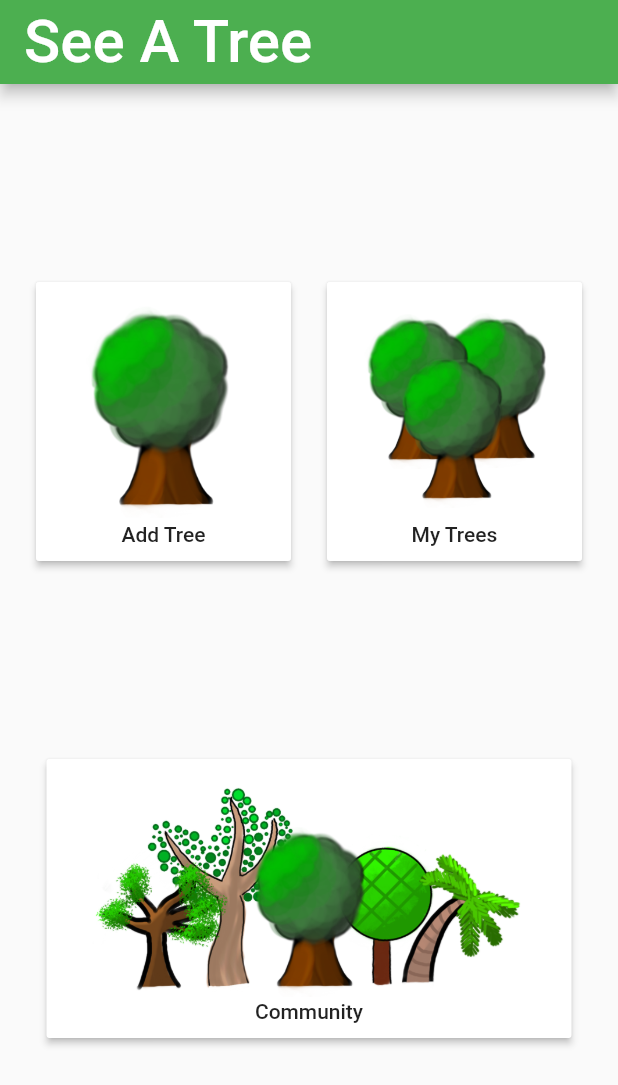
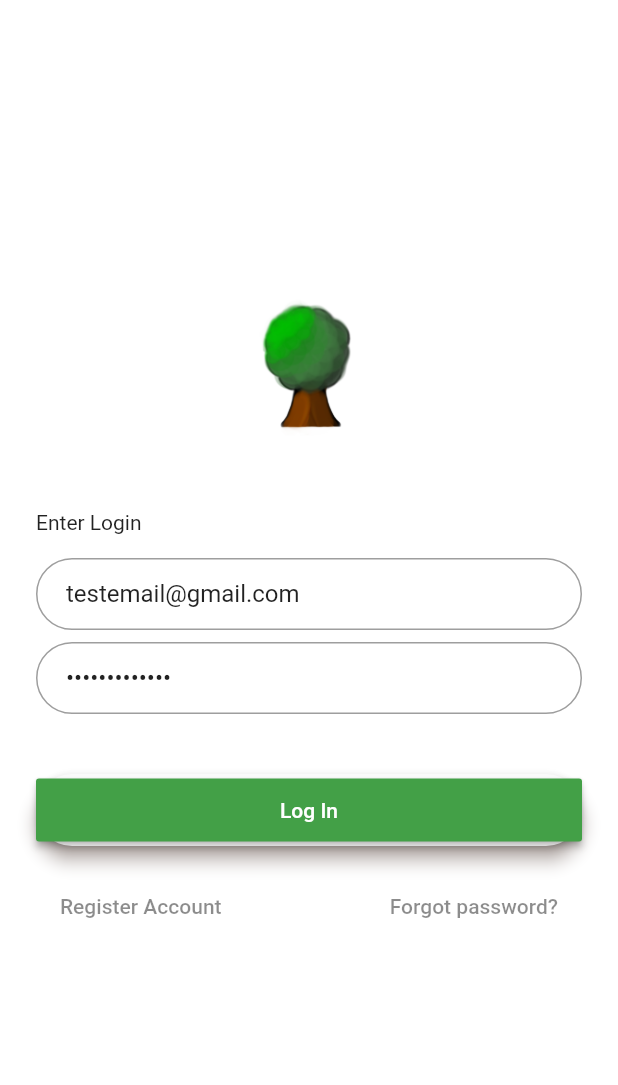
Before and after one commit to aaronddino/MushroomProjectsMobileApp, a Flutter app: the screen it shows after launch, on a phone screen of 412 x 824 dp. Shown: the top 1085 px of the screen. Run offline on Flutter 3.47's test engine with Material 2 defaults, Android fonts, the phone set to English and light mode, and no system bars; missing offline and left inert: map_view; statements that could not run were skipped.

Commit message:
workings maps, markers, and a new login gui

```diff
--- /dev/null
+++ b/seeatree_4_aed/lib/loginpage.dart
@@ -0,0 +1,116 @@
+/*
+-See A Tree Citizen Science Project App
+- Aarond Dino
+
+Page: Login
+Purpose:
+- First Page directed by app launch
+- Contains forms to allow input of user's login and password.
+- Links to register and forgotten passwords.
+*/
+
+import 'package:flutter/material.dart';
+//import 'package:login/home_page.dart';
+
+class LoginPage extends StatefulWidget {
+  static String tag = 'login-page';
+  @override
+  _LoginPageState createState() => new _LoginPageState();
+}
+
+class _LoginPageState extends State<LoginPage> {
+  @override
+  Widget build(BuildContext context) {
+    final logo = Hero(
+      tag: 'hero',
+      child: CircleAvatar(
+        backgroundColor: Colors.transparent,
+        radius: 48.0,
+        child: Image.asset('assets/tree1.png'),
+      ),
+    );
+
+    final email = TextFormField(
+      keyboardType: TextInputType.emailAddress,
+      autofocus: false,
+      initialValue: 'testemail@gmail.com',
+      decoration: InputDecoration(
+        hintText: 'Email',
+        contentPadding: EdgeInsets.fromLTRB(20.0, 10.0, 20.0, 10.0),
+        border: OutlineInputBorder(borderRadius: BorderRadius.circular(32.0)),
+      ),
+    );
+
+    final password = TextFormField(
+      autofocus: false,
+      initialValue: 'some password',
+      obscureText: true,
+      decoration: InputDecoration(
+        hintText: 'Password',
+        contentPadding: EdgeInsets.fromLTRB(20.0, 10.0, 20.0, 10.0),
+        border: OutlineInputBorder(borderRadius: BorderRadius.circular(32.0)),
+      ),
+    );
+
+    final loginButton = Padding(
+      padding: EdgeInsets.symmetric(vertical: 16.0),
+      child: Material(
+        borderRadius: BorderRadius.circular(30.0),
+        shadowColor: Colors.brown,
+        elevation: 5.0,
+        child: MaterialButton(
+          minWidth: 200.0,
+          height: 42.0,
+          onPressed: () {
+            Navigator.of(context).pushNamed("/HomePage");
+          },
+          color: Colors.green.shade600,
+          child: Text('Log In', style: TextStyle(color: Colors.white)),
+        ),
+      ),
+    );
+
+    final forgotLabel = FlatButton(
+      child: Text(
+        'Forgot password?',
+        style: TextStyle(color: Colors.black45),
+      ),
+      onPressed: () {},
+    );
+
+    final registerLabel = FlatButton(
+      child: Text(
+        'Register Account',
+        style: TextStyle(color: Colors.black45),
+      ),
+      onPressed: () {},
+    );
+
+    return Scaffold(
+      backgroundColor: Colors.white,
+      body: Center(
+        child: ListView(
+          shrinkWrap: true,
+          padding: EdgeInsets.only(left: 24.0, right: 24.0),
+          children: <Widget>[
+            logo,
+            SizedBox(height: 48.0),
+            new Text("Enter Login\n"),
+            email,
+            SizedBox(height: 8.0),
+            password,
+            SizedBox(height: 24.0),
+            loginButton,
+            new Row(
+              mainAxisAlignment: MainAxisAlignment.spaceBetween,
+              children: <Widget>[
+                registerLabel,
+                forgotLabel,
+              ],
+            ),
+          ],
+        ),
+      ),
+    );
+  }
+}
--- a/seeatree_4_aed/lib/pages/mytrees/view_map.dart
+++ b/seeatree_4_aed/lib/pages/mytrees/view_map.dart
@@ -3,7 +3,7 @@ import 'package:seeatree_4_aed/widgets.dart';
 import 'package:map_view/map_view.dart';
 //import 'dart:async';
 
-var apiKey = "AIzaSyDucS7D6juKmIEerpH7kKvbqnbyn9QiWd4";
+var apiKey = "";
 
 class ViewMapPage extends StatefulWidget{
   @override
--- a/seeatree_4_aed/pubspec.yaml
+++ b/seeatree_4_aed/pubspec.yaml
@@ -4,7 +4,7 @@ description: A new Flutter project.
 dependencies:
   flutter:
     sdk: flutter
-  map_view: "^0.0.12"
+  map_view: "^0.0.14"
 
 
   # The following adds the Cupertino Icons font to your application.
```
Also changed, not shown: seeatree_4_aed/lib/homepage.dart (+10 -0 lines), seeatree_4_aed/lib/main.dart (+14 -3 lines), seeatree_4_aed/lib/pages/addtree/10_shape_page.dart (+11 -0 lines), seeatree_4_aed/lib/pages/addtree/11_habitat_page.dart (+11 -0 lines), seeatree_4_aed/lib/pages/addtree/1_addtree_page.dart (+11 -0 lines), seeatree_4_aed/lib/pages/addtree/2_rules_page.dart (+10 -0 lines), seeatree_4_aed/lib/pages/addtree/3_health_page.dart (+11 -0 lines), seeatree_4_aed/lib/pages/addtree/4_landmark_page.dart (+11 -0 lines), seeatree_4_aed/lib/pages/addtree/5_size_page.dart (+11 -0 lines), seeatree_4_aed/lib/pages/addtree/6_girth_page.dart (+11 -0 lines), seeatree_4_aed/lib/pages/addtree/7_canopy_page.dart (+11 -0 lines), seeatree_4_aed/lib/pages/addtree/8_botanical_page.dart (+11 -0 lines), seeatree_4_aed/lib/pages/addtree/9_historical_page.dart (+11 -0 lines), seeatree_4_aed/lib/pages/community/1_community_page.dart (+11 -1 lines), 2 more files, 1 other file.
